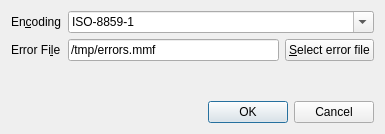
Qt form anymeal/import_dialog.ui (wedesoft/anymeal) before a commit.
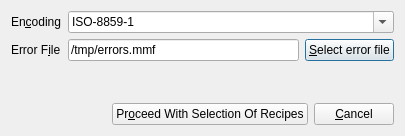
The same form after that commit. Icons and pictures are not drawn.

```diff
--- a/anymeal/import_dialog.ui
+++ b/anymeal/import_dialog.ui
@@ -6,8 +6,8 @@
    <rect>
     <x>0</x>
     <y>0</y>
-    <width>385</width>
-    <height>134</height>
+    <width>405</width>
+    <height>136</height>
    </rect>
   </property>
   <property name="windowTitle">
@@ -60,7 +60,7 @@
      <item row="1" column="0">
       <widget class="QLabel" name="error_file_label">
        <property name="text">
-        <string>Error Fi&amp;le</string>
+        <string>Error F&amp;ile</string>
        </property>
        <property name="buddy">
         <cstring>error_file_edit</cstring>
@@ -104,14 +104,35 @@
     </spacer>
    </item>
    <item>
-    <widget class="QDialogButtonBox" name="button_box">
-     <property name="orientation">
-      <enum>Qt::Horizontal</enum>
-     </property>
-     <property name="standardButtons">
-      <set>QDialogButtonBox::Cancel|QDialogButtonBox::Ok</set>
-     </property>
-    </widget>
+    <layout class="QHBoxLayout" name="horizontalLayout_2">
+     <item>
+      <spacer name="horizontalSpacer">
+       <property name="orientation">
+        <enum>Qt::Horizontal</enum>
+       </property>
+       <property name="sizeHint" stdset="0">
+        <size>
+         <width>40</width>
+         <height>20</height>
+        </size>
+       </property>
+      </spacer>
+     </item>
+     <item>
+      <widget class="QPushButton" name="proceed_button">
+       <property name="text">
+        <string>Pr&amp;oceed With Selection Of Recipes</string>
+       </property>
+      </widget>
+     </item>
+     <item>
+      <widget class="QPushButton" name="cancel_button">
+       <property name="text">
+        <string>&amp;Cancel</string>
+       </property>
+      </widget>
+     </item>
+    </layout>
    </item>
   </layout>
  </widget>
```
Left out of the diff: 31 changed lines with no effect on the pictures.
